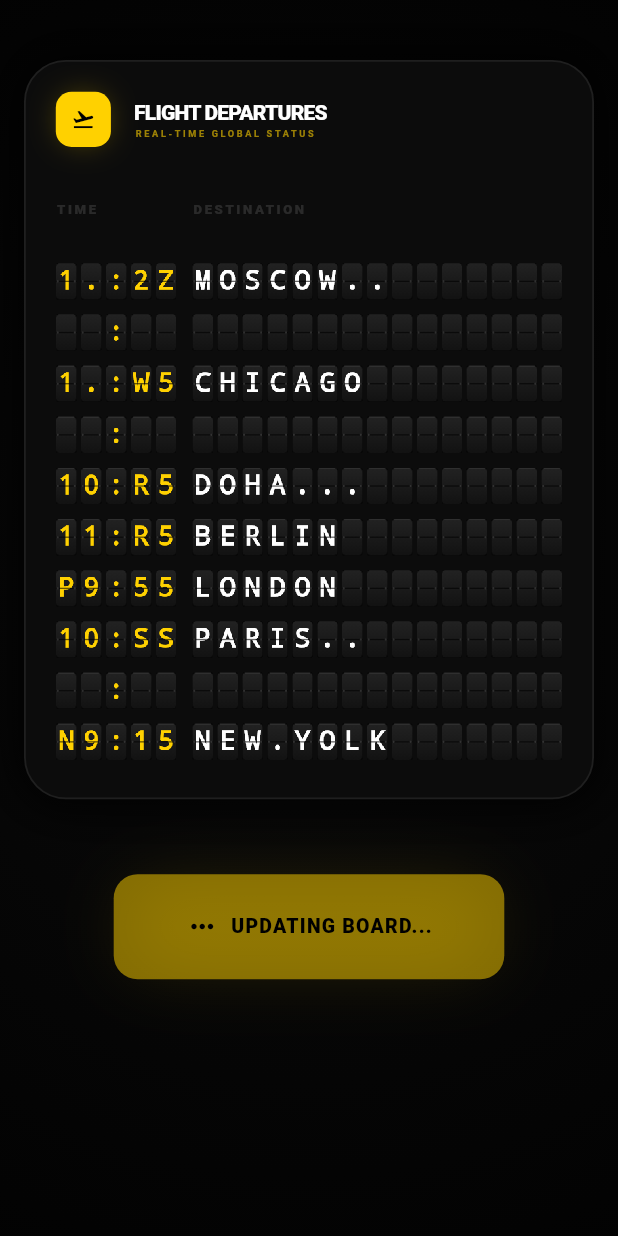
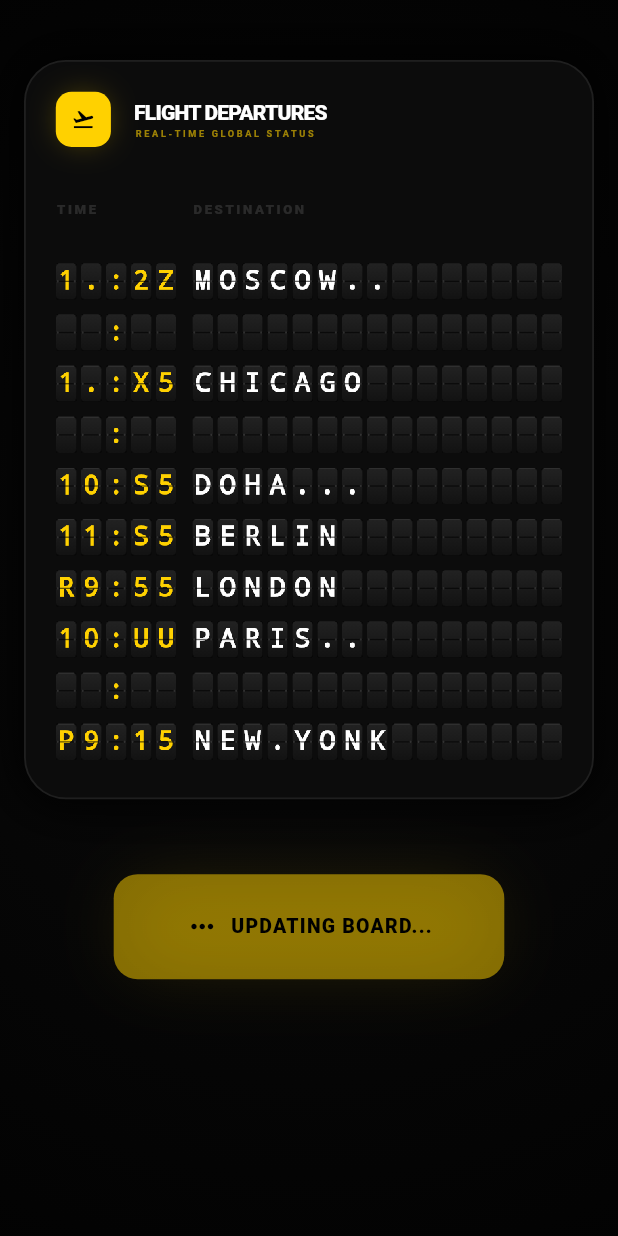
Before and after one commit to lportals/split_flap_display, a Flutter app: the screen it shows after launch, after a tap on "RELOAD FLIGHTS", on a phone screen of 412 x 824 dp. Run offline on Flutter 3.47's test engine with Material 3 defaults, Android fonts, the light colour scheme and no system bars; our stand-ins replace just_audio.

Commit message:
Final performance polish: ValueNotifier board isolation, SpriteSheet cache cleanup, and Flutter 3.41 API migration

```diff
--- a/lib/flap_sound_manager.dart
+++ b/lib/flap_sound_manager.dart
@@ -1,7 +1,7 @@
 import 'dart:async';
 import 'dart:math' as math;
-import 'package:flutter/services.dart';
 import 'package:just_audio/just_audio.dart';
+import 'package:flutter/foundation.dart';
 
 /// Procedural, density-aware sound engine for the Split-Flap display.
 ///
@@ -58,9 +58,7 @@
   final Map<int, int> _rowActivity = {};
   int _activeUnits = 0;
 
-  DateTime _lastClickTime = DateTime.fromMillisecondsSinceEpoch(0);
   DateTime _lastAmbientUpdateTime = DateTime.fromMillisecondsSinceEpoch(0);
-  DateTime _lastHapticTime = DateTime.fromMillisecondsSinceEpoch(0);
 
   // ---------------------------------------------------------------------------
   // Players
@@ -82,6 +80,14 @@
   /// Safe to call multiple times (idempotent).
   Future<void> init() async {
     if (_isInitialized) return;
+
+    // Detect mobile platform (Android/iOS)
+    // ignore: unused_local_variable
+    final isMobile = defaultTargetPlatform == TargetPlatform.android || defaultTargetPlatform == TargetPlatform.iOS;
+
+    // Audio is now optimized for mobile via the Accumulator Pattern
+    // and rebuild isolation in the UI.
+
     try {
       for (int i = 0; i < _poolSize; i++) {
         final player = AudioPlayer();
--- a/lib/main.dart
+++ b/lib/main.dart
@@ -31,17 +31,18 @@
 }
 
 class _DepartureBoardScreenState extends State<DepartureBoardScreen> {
-  final List<DepartureData> _rows = [
-    DepartureData('AB 1234', '09:15', 'NEW YORK', 'A01', 'BOARDING'),
-    DepartureData('CD 5678', '09:30', 'PRAGUE', 'B04', 'ON TIME'),
-    DepartureData('DE 0012', '09:55', 'LONDON', 'D20', 'ON TIME'),
-    DepartureData('AB 0104', '10:05', 'DOHA', 'A03', 'DELAYED'),
-    DepartureData('FP 0183', '10:15', 'CHICAGO', 'A06', 'ON TIME'),
-    DepartureData('CA 1090', '10:20', 'MOSCOW', 'G01', 'ON TIME'),
-    DepartureData('GX 1113', '10:30', 'PARIS', 'A04', 'ON TIME'),
-    DepartureData('SE 0219', '10:55', 'BANGKOK', 'B04', 'ON TIME'),
-    DepartureData('BA 7037', '11:00', 'LAS VEGAS', 'A10', 'ON TIME'),
-    DepartureData('AB 0335', '11:05', 'BERLIN', 'E01', 'ON TIME'),
+   // Use ValueNotifiers to update each row independently without full-screen rebuilds
+   final List<ValueNotifier<DepartureData>> _rowNotifiers = [
+     ValueNotifier(DepartureData('AB 1234', '09:15', 'NEW YORK', 'A01', 'BOARDING')),
+     ValueNotifier(DepartureData('CD 5678', '09:30', 'PRAGUE', 'B04', 'ON TIME')),
+     ValueNotifier(DepartureData('DE 0012', '09:55', 'LONDON', 'D20', 'ON TIME')),
+     ValueNotifier(DepartureData('AB 0104', '10:05', 'DOHA', 'A03', 'DELAYED')),
+     ValueNotifier(DepartureData('FP 0183', '10:15', 'CHICAGO', 'A06', 'ON TIME')),
+     ValueNotifier(DepartureData('CA 1090', '10:20', 'MOSCOW', 'G01', 'ON TIME')),
+     ValueNotifier(DepartureData('GX 1113', '10:30', 'PARIS', 'A04', 'ON TIME')),
+     ValueNotifier(DepartureData('SE 0219', '10:55', 'BANGKOK', 'B04', 'ON TIME')),
+     ValueNotifier(DepartureData('BA 7037', '11:00', 'LAS VEGAS', 'A10', 'ON TIME')),
+     ValueNotifier(DepartureData('AB 0335', '11:05', 'BERLIN', 'E01', 'ON TIME')),
    ];
 
    final Color _yellow = const Color(0xFFFFD100);
@@ -63,16 +64,17 @@
      if (_shuffling) return;
      setState(() => _shuffling = true);
 
-    final tempRows = List<DepartureData>.from(_rows);
-    tempRows.shuffle();
-    for (int i = 0; i < _rows.length; i++) {
-       // Slightly more delay on mobile to give UI thread more breath
-       await Future.delayed(const Duration(milliseconds: 200));
+     // Target data for the shuffle
+     final tempRows = _rowNotifiers.map((n) => n.value).toList()..shuffle();
+
+     for (int i = 0; i < _rowNotifiers.length; i++) {
+        // Reduced delay since it's zero parent rebuild overhead now
+        await Future.delayed(const Duration(milliseconds: 150));
         if (!mounted) break;
-       setState(() {
-         _rows[i] = tempRows[i];
-       });
+        // Notifying only this row: NO parent build budget is spent
+        _rowNotifiers[i].value = tempRows[i];
      }
+
      setState(() => _shuffling = false);
    }
 
@@ -147,15 +149,15 @@
       decoration: BoxDecoration(
          color: const Color(0xFF0C0C0C),
          borderRadius: BorderRadius.circular(28),
-        border: Border.all(color: Colors.white.withOpacity(0.08), width: 1.2),
+         border: Border.all(color: Colors.white.withValues(alpha: 0.08), width: 1.2),
          boxShadow: [
            BoxShadow(
-            color: Colors.black.withOpacity(0.95),
+             color: Colors.black.withValues(alpha: 0.95),
              blurRadius: isMobile ? 30 : 60,
              spreadRadius: isMobile ? 5 : 10
            ),
            if (!isMobile) BoxShadow(
-            color: _yellow.withOpacity(0.015),
+             color: _yellow.withValues(alpha: 0.015),
              blurRadius: 120,
              spreadRadius: 2
            ),
@@ -172,10 +174,10 @@
              _buildColumnTitles(isDesktop, isTablet, isMobile, wF, wT, wD, wG, wS, gap),
              Padding(
                padding: const EdgeInsets.symmetric(vertical: 14),
-              child: Divider(color: Colors.white.withOpacity(0.04), height: 1, thickness: 1),
+               child: Divider(color: Colors.white.withValues(alpha: 0.04), height: 1, thickness: 1),
              ),
              _BoardGrid(
-              rows: _rows,
+               rows: _rowNotifiers,
               isDesktop: isDesktop, isTablet: isTablet, isMobile: isMobile,
               wF: wF, wT: wT, wD: wD, wG: wG, wS: wS,
               gap: gap, h: h, w: w, sp: sp,
@@ -193,7 +195,7 @@
        width: w,
        child: Text(txt,
          style: TextStyle(
-          color: Colors.white.withOpacity(0.12),
+           color: Colors.white.withValues(alpha: 0.12),
            fontSize: 10,
            fontWeight: FontWeight.w800,
            letterSpacing: 2.0
@@ -218,7 +220,7 @@
      return Container(
        decoration: BoxDecoration(
          borderRadius: BorderRadius.circular(18),
-        boxShadow: [BoxShadow(color: _yellow.withOpacity(0.15), blurRadius: 40, spreadRadius: -10)]
+         boxShadow: [BoxShadow(color: _yellow.withValues(alpha: 0.15), blurRadius: 40, spreadRadius: -10)]
        ),
       child: ElevatedButton.icon(
         onPressed: _shuffling ? null : _onShufflePressed,
@@ -227,7 +229,7 @@
            style: const TextStyle(color: Colors.black, fontWeight: FontWeight.w900, fontSize: 13, letterSpacing: 0.8)),
          style: ElevatedButton.styleFrom(
            backgroundColor: _yellow,
-          disabledBackgroundColor: _yellow.withOpacity(0.5),
+           disabledBackgroundColor: _yellow.withValues(alpha: 0.5),
            padding: const EdgeInsets.symmetric(horizontal: 48, vertical: 24),
           shape: RoundedRectangleBorder(borderRadius: BorderRadius.circular(16)),
           elevation: 0,
@@ -348,7 +350,7 @@
     return Column(
       crossAxisAlignment: CrossAxisAlignment.end,
        children: [
-        Text("LOCAL TIME", style: TextStyle(color: widget.yellow.withOpacity(0.3), fontSize: 9, fontWeight: FontWeight.bold, letterSpacing: 1.5)),
+         Text("LOCAL TIME", style: TextStyle(color: widget.yellow.withValues(alpha: 0.3), fontSize: 9, fontWeight: FontWeight.bold, letterSpacing: 1.5)),
          const SizedBox(height: 6),
         SizedBox(
           width: widget.wT,
@@ -369,7 +371,7 @@
  }
 
  class _BoardGrid extends StatelessWidget {
-  final List<DepartureData> rows;
+   final List<ValueNotifier<DepartureData>> rows;
    final bool isDesktop;
   final bool isTablet;
   final bool isMobile;
@@ -392,6 +394,9 @@
        mainAxisSize: MainAxisSize.min,
        crossAxisAlignment: CrossAxisAlignment.start,
        children: List.generate(rows.length, (index) {
+         return ValueListenableBuilder<DepartureData>(
+           valueListenable: rows[index],
+           builder: (context, data, _) {
              return RepaintBoundary(
                key: ValueKey('board_row_repaint_$index'),
                child: Padding(
@@ -399,15 +404,17 @@
                  child: Row(
                    mainAxisSize: MainAxisSize.min,
                    children: [
-                if (isDesktop) ...[_flap(lenF, rows[index].flight, wF, Colors.white), SizedBox(width: gap)],
-                _flap(lenT, rows[index].time, wT, yellow),
+                     if (isDesktop) ...[_flap(lenF, data.flight, wF, Colors.white), SizedBox(width: gap)],
+                     _flap(lenT, data.time, wT, yellow),
                      SizedBox(width: gap),
-                _flap(lenD, rows[index].destination, wD, Colors.white),
-                if (isDesktop) ...[SizedBox(width: gap), _flap(lenG, rows[index].gate, wG, yellow)],
-                if (!isMobile) ...[SizedBox(width: gap), _flap(lenS, rows[index].status, wS, Colors.white)],
+                     _flap(lenD, data.destination, wD, Colors.white),
+                     if (isDesktop) ...[SizedBox(width: gap), _flap(lenG, data.gate, wG, yellow)],
+                     if (!isMobile) ...[SizedBox(width: gap), _flap(lenS, data.status, wS, Colors.white)],
                    ],
                  ),
                ),
+             );
+           },
          );
        }),
      );
--- a/lib/split_flap_row.dart
+++ b/lib/split_flap_row.dart
@@ -76,7 +76,7 @@
   }
 
   Future<void> _startWarmup() async {
-    final String colorKey = widget.textColor.value.toString();
+    final String colorKey = widget.textColor.toARGB32().toString();
     final String key = "${widget.unitWidth.toInt()}-${widget.unitHeight.toInt()}-$colorKey";
 
     if (_spriteSheets.containsKey(key)) {
@@ -298,7 +298,7 @@
       width: (widget.unitWidth * widget.maxLength) + (widget.spacing * (widget.maxLength - 1))
     );
 
-    final String colorKey = widget.textColor.value.toString();
+    final String colorKey = widget.textColor.toARGB32().toString();
     final String key = "${widget.unitWidth.toInt()}-${widget.unitHeight.toInt()}-$colorKey";
     final sheet = _spriteSheets[key];
     if (sheet == null) return const SizedBox();
@@ -338,10 +338,10 @@
   // REUSABLE PAINT OBJECTS to avoid GC pressure on main thread
   static final Paint _mainPaint = Paint()..isAntiAlias = false;
   static final Paint _hingePaint = Paint()
-    ..color = Colors.black.withOpacity(0.6)
+    ..color = Colors.black.withValues(alpha: 0.6)
     ..strokeWidth = 1.0;
   static final Paint _pinPaint = Paint()
-    ..color = Colors.white.withOpacity(0.15)
+    ..color = Colors.white.withValues(alpha: 0.15)
     ..style = PaintingStyle.fill;
 
   SplitFlapRowPainter({
```
Lines whose indentation alone changed are shown as unchanged.
